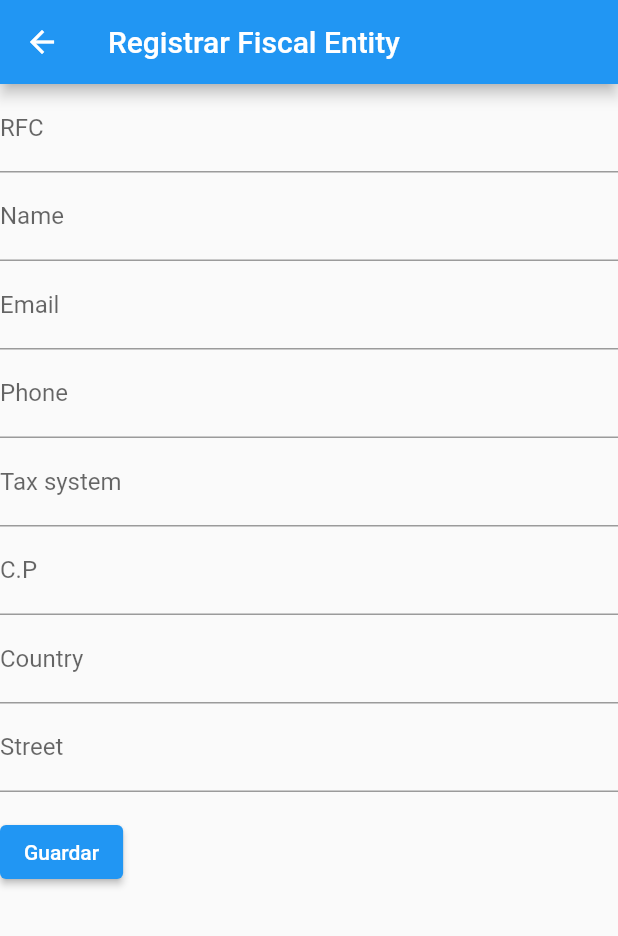
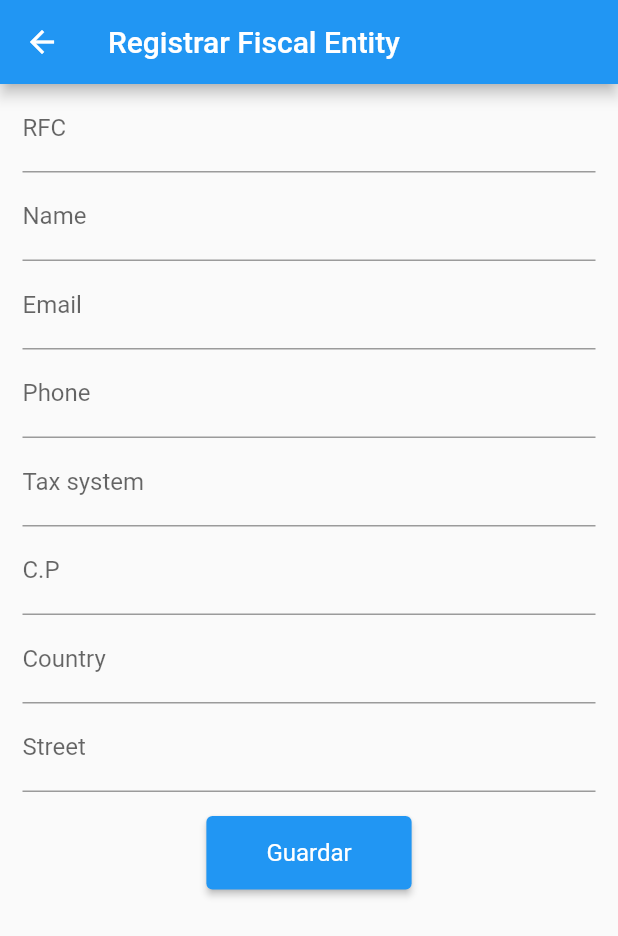
Before and after one commit to MichelleEspinoza/startup_name, a Flutter app: the AddFE screen opened directly, on a phone screen of 412 x 824 dp. Shown: the top 936 px of the screen. Run offline on Flutter 3.47's test engine with Material 2 defaults, Android fonts, the light colour scheme and no system bars; network calls fail.

Commit message:
update padding

```diff
--- a/lib/views/catalogs/fiscalEntity/add.dart
+++ b/lib/views/catalogs/fiscalEntity/add.dart
@@ -48,8 +48,10 @@ class _AddHL extends State<AddFE> {
       ),
       body: Form(
         key: _formKey,
+        child: Padding(
+          padding: const EdgeInsets.fromLTRB(15, 0, 15, 0),
           child: Column(
-          crossAxisAlignment: CrossAxisAlignment.start,
+            crossAxisAlignment: CrossAxisAlignment.center,
             children: [
               TextFormField(
                 decoration: const InputDecoration(
@@ -176,12 +178,22 @@ class _AddHL extends State<AddFE> {
                               street: street));
                     }
                   },
+                  style: ButtonStyle(
+                    //overlayColor: MaterialStateProperty.all(Colors.white),
+                    padding: MaterialStateProperty.all(
+                      const EdgeInsets.fromLTRB(40, 15, 40, 15),
+                    ),
+                    textStyle: MaterialStateProperty.all(
+                      const TextStyle(fontSize: 16),
+                    ),
+                  ),
                   child: const Text('Guardar'),
                 ),
               ),
             ],
           ),
         ),
+      ),
     );
   }
 }
```
Also changed, not shown: lib/views/catalogs/HardwareChecklist/add.dart (+12 -1 lines). Lines whose indentation alone changed are shown as unchanged.
